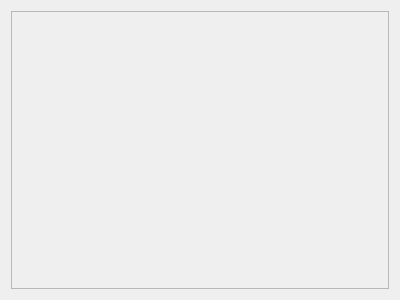
First picture: the form in graphdraw/src/mainUI.ui, repository pbustos/graphs, before the edit.
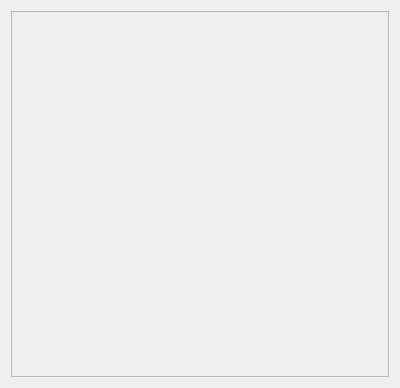
Second picture: the form after the edit.

```diff
--- a/graphdraw/src/mainUI.ui
+++ b/graphdraw/src/mainUI.ui
@@ -7,7 +7,7 @@
     <x>0</x>
     <y>0</y>
     <width>400</width>
-    <height>300</height>
+    <height>388</height>
    </rect>
   </property>
   <property name="windowTitle">
@@ -25,7 +25,7 @@
         <x>0</x>
         <y>0</y>
         <width>380</width>
-        <height>280</height>
+        <height>368</height>
        </rect>
       </property>
      </widget>
```
